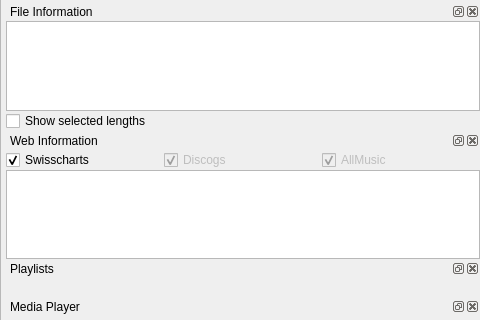
Above: src/QUMainWindow.ui from UltraStar-Deluxe/UltraStar-Manager before the change; both pictures show x 474 to 954 and y 296 to 616 of the 954 by 765 pixel window. Below: the same form after it.
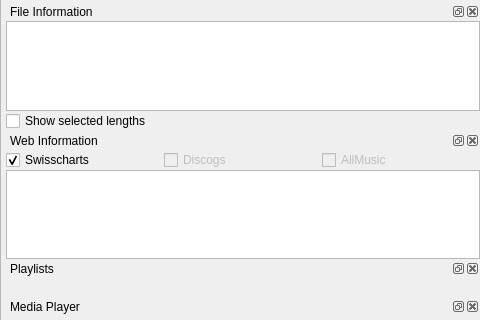
That is the form after the change. Icons and pictures are not drawn. Custom widgets are drawn as their Qt base class.

Commit message: Disable discogs and allmusic from web info window for now.

```diff
--- a/src/QUMainWindow.ui
+++ b/src/QUMainWindow.ui
@@ -624,9 +624,6 @@
                 <height>12</height>
                </size>
               </property>
-              <property name="checked">
-               <bool>true</bool>
-              </property>
              </widget>
             </item>
             <item>
@@ -647,9 +644,6 @@
                 <height>12</height>
                </size>
               </property>
-              <property name="checked">
-               <bool>true</bool>
-              </property>
              </widget>
             </item>
            </layout>
```
